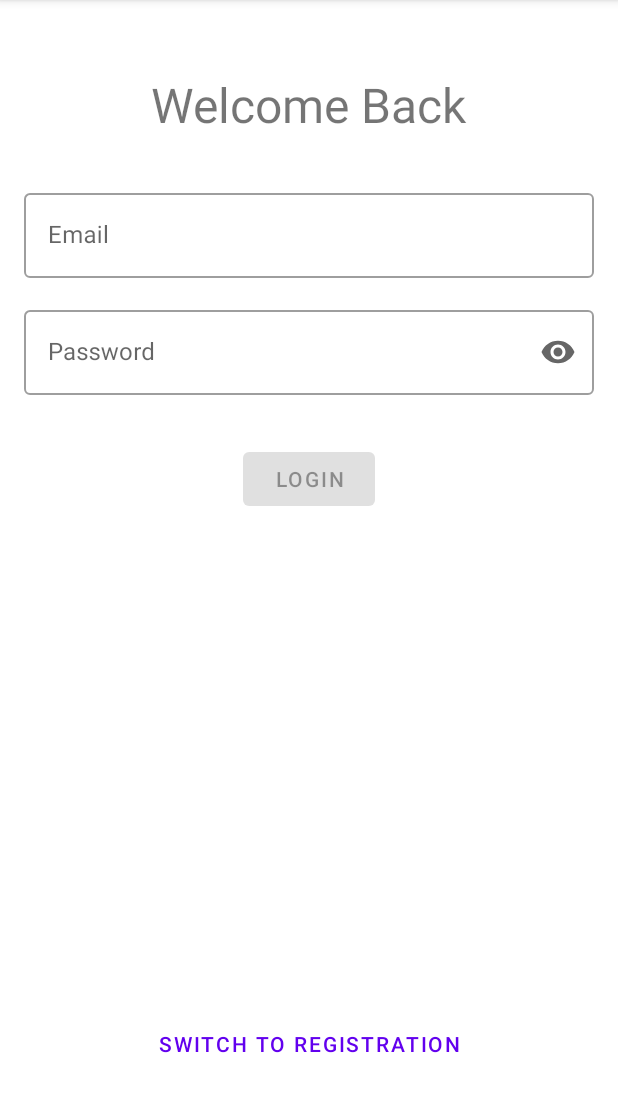
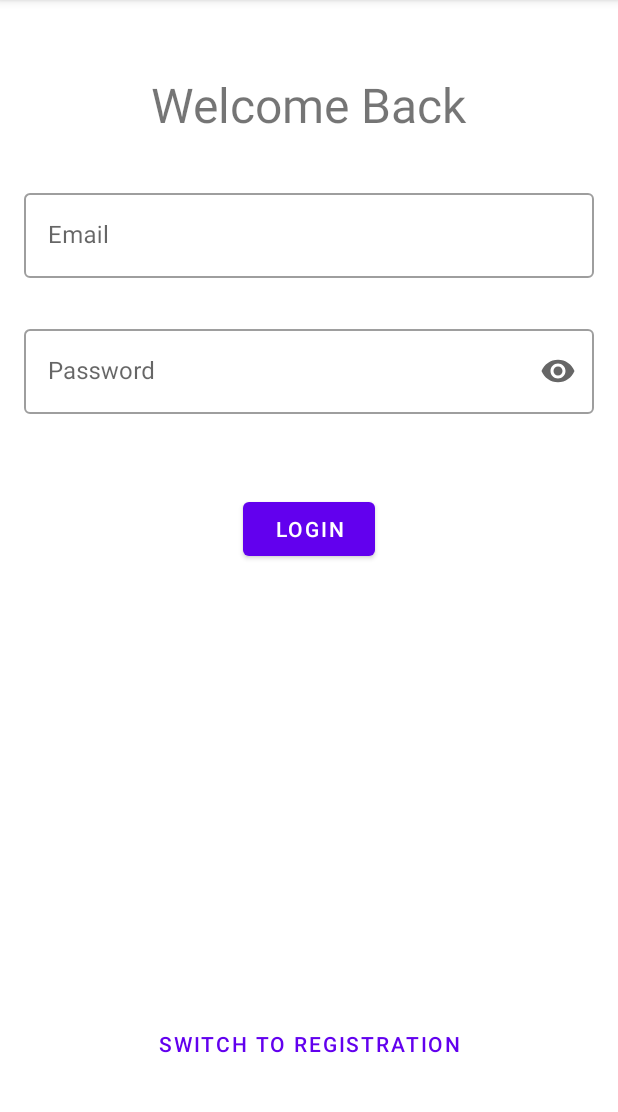
Before and after one commit to health-history-428/patient-app, an Android app: the screen it shows after launch (LoginActivity), after a tap on "SWITCH TO LOGIN", on a phone screen of 412 x 824 dp, the part 84-1196 px from its top. Run offline under Robolectric (Android 15) with nearby library versions, the phone set to English and light mode, and no system bars; our stand-ins replace Dagger/Hilt's generated code, data binding; libraries missing offline, so code that uses them is left out: androidx.hilt.lifecycle; 4 statements that could not run were skipped.

Commit message:
reorganize some stuff; hook up LoginFragment

```diff
--- a/app/src/main/AndroidManifest.xml
+++ b/app/src/main/AndroidManifest.xml
@@ -4,7 +4,7 @@
 
     <application
         android:allowBackup="true"
-        android:name=".controller.HealthHistoryApp"
+        android:name=".BaseApplication"
         android:icon="@mipmap/ic_launcher"
         android:label="@string/app_name"
         android:roundIcon="@mipmap/ic_launcher_round"
@@ -12,7 +12,7 @@
         android:windowSoftInputMode="adjustResize"
         android:theme="@style/AppTheme">
         <activity
-            android:name=".controller.LoginActivity"
+            android:name=".LoginActivity"
             android:label="@string/app_name">
             <intent-filter>
                 <action android:name="android.intent.action.MAIN" />
--- /dev/null
+++ b/app/src/main/java/com/jacobgb24/healthhistory/BaseApplication.kt
@@ -0,0 +1,22 @@
+package com.jacobgb24.healthhistory
+
+import android.app.Application
+import android.content.SharedPreferences
+import com.jacobgb24.healthhistory.api.MockServer
+import com.jacobgb24.healthhistory.api.Server
+import com.jacobgb24.healthhistory.api.ServerInterface
+import dagger.hilt.android.HiltAndroidApp
+
+@HiltAndroidApp
+class BaseApplication : Application() {
+    companion object {
+        lateinit var server: ServerInterface
+
+        public fun setServer(isMock: Boolean) {
+            server = if (isMock) MockServer else Server
+        }
+    }
+
+
+
+}
--- a/app/src/main/java/com/jacobgb24/healthhistory/controller/LoginActivity.kt
+++ b/app/src/main/java/com/jacobgb24/healthhistory/LoginActivity.kt
@@ -1,32 +1,29 @@
-package com.jacobgb24.healthhistory.controller
+package com.jacobgb24.healthhistory
 
 import android.content.Context
 import android.content.SharedPreferences
 import android.os.Bundle
-import android.util.Log
 import android.view.LayoutInflater
 import android.view.Menu
 import android.view.MenuItem
 import androidx.appcompat.app.AlertDialog
 import androidx.appcompat.app.AppCompatActivity
 import androidx.fragment.app.Fragment
-import com.jacobgb24.healthhistory.R
-import com.jacobgb24.healthhistory.server.MockServer
-import com.jacobgb24.healthhistory.server.Server
-import com.jacobgb24.healthhistory.view.login.LoginFragment
-import com.jacobgb24.healthhistory.view.login.RegistrationFragment
-import kotlinx.android.synthetic.main.dev_dialog.*
+import com.jacobgb24.healthhistory.views.login.LoginFragment
+import com.jacobgb24.healthhistory.views.login.RegistrationFragment
+import dagger.hilt.android.AndroidEntryPoint
 import kotlinx.android.synthetic.main.dev_dialog.view.*
 
+@AndroidEntryPoint
 class LoginActivity : AppCompatActivity() {
     private lateinit var sharedPrefs: SharedPreferences
 
     override fun onCreate(savedInstanceState: Bundle?) {
         super.onCreate(savedInstanceState)
 
-        sharedPrefs = getPreferences(Context.MODE_PRIVATE)
+        sharedPrefs = getSharedPreferences("PREFS", Context.MODE_PRIVATE)
 
-        HealthHistoryApp.setServer(sharedPrefs.getBoolean("SERVER_MOCK", false))
+        BaseApplication.setServer(sharedPrefs.getBoolean("SERVER_MOCK", false))
 
         if (sharedPrefs.getString("USER_EMAIL", "") != "") {
             setFragment(LoginFragment())
@@ -61,7 +58,7 @@ class LoginActivity : AppCompatActivity() {
                     sharedPrefs.edit().putInt("SERVER_PORT", dialogView.dev_port.text.toString().toInt())
 
                     sharedPrefs.edit().putBoolean("SERVER_MOCK", dialogView.dev_mock.isChecked)
-                    HealthHistoryApp.setServer(dialogView.dev_mock.isChecked)
+                    BaseApplication.setServer(dialogView.dev_mock.isChecked)
                     dialog.dismiss()
                 }
 
--- a/app/src/main/java/com/jacobgb24/healthhistory/controller/MainActivity.kt
+++ b/app/src/main/java/com/jacobgb24/healthhistory/MainActivity.kt
@@ -1,4 +1,4 @@
-package com.jacobgb24.healthhistory.controller
+package com.jacobgb24.healthhistory
 //
 //import android.os.Bundle
 //import com.google.android.material.bottomnavigation.BottomNavigationView
--- a/app/src/main/java/com/jacobgb24/healthhistory/Utils.kt
+++ b/app/src/main/java/com/jacobgb24/healthhistory/Utils.kt
@@ -1,5 +1,7 @@
 package com.jacobgb24.healthhistory
 
+import android.content.Context
+import android.util.Log
 import androidx.databinding.BindingAdapter
 import androidx.lifecycle.LiveData
 import androidx.lifecycle.MediatorLiveData
@@ -19,3 +21,8 @@ fun <T,S> combineData(vararg data: LiveData<T>, func: () -> S): MediatorLiveData
         }
     }
 }
+
+
+fun quickLog(msg: String) {
+    Log.e(Throwable().stackTrace[1].className.split(".").last(), msg)
+}
--- a/app/src/main/java/com/jacobgb24/healthhistory/server/MockServer.kt
+++ b/app/src/main/java/com/jacobgb24/healthhistory/api/MockServer.kt
@@ -1,4 +1,4 @@
-package com.jacobgb24.healthhistory.server
+package com.jacobgb24.healthhistory.api
 
 import kotlin.concurrent.schedule
 import java.util.*
--- a/app/src/main/java/com/jacobgb24/healthhistory/server/Server.kt
+++ b/app/src/main/java/com/jacobgb24/healthhistory/api/Server.kt
@@ -1,4 +1,4 @@
-package com.jacobgb24.healthhistory.server
+package com.jacobgb24.healthhistory.api
 
 object Server: ServerInterface {
     override fun setAddr(ip: String, port: Int) {
--- a/app/src/main/java/com/jacobgb24/healthhistory/server/ServerInterface.kt
+++ b/app/src/main/java/com/jacobgb24/healthhistory/api/ServerInterface.kt
@@ -1,4 +1,4 @@
-package com.jacobgb24.healthhistory.server
+package com.jacobgb24.healthhistory.api
 
 interface ServerInterface {
     fun setAddr(ip: String, port: Int)
--- a/app/src/main/java/com/jacobgb24/healthhistory/controller/HealthHistoryApp.kt
+++ /dev/null
@@ -1,19 +0,0 @@
-package com.jacobgb24.healthhistory.controller
-
-import android.app.Application
-import com.jacobgb24.healthhistory.server.MockServer
-import com.jacobgb24.healthhistory.server.Server
-import com.jacobgb24.healthhistory.server.ServerInterface
-
-class HealthHistoryApp : Application() {
-    companion object {
-        lateinit var server: ServerInterface
-
-        public fun setServer(isMock: Boolean) {
-            server = if (isMock) MockServer else Server
-        }
-    }
-
-
-
-}
--- a/app/src/main/java/com/jacobgb24/healthhistory/view/login/LoginFragment.kt
+++ /dev/null
@@ -1,34 +0,0 @@
-package com.jacobgb24.healthhistory.view.login
-
-import android.os.Bundle
-import androidx.fragment.app.Fragment
-import android.view.LayoutInflater
-import android.view.View
-import android.view.ViewGroup
-import androidx.core.view.isEmpty
-import com.jacobgb24.healthhistory.R
-import com.jacobgb24.healthhistory.controller.LoginActivity
-import kotlinx.android.synthetic.main.fragment_login.view.*
-import kotlinx.android.synthetic.main.fragment_registration.view.*
-
-class LoginFragment : Fragment() {
-
-
-    override fun onCreate(savedInstanceState: Bundle?) {
-        super.onCreate(savedInstanceState)
-
-    }
-
-    override fun onCreateView(inflater: LayoutInflater, container: ViewGroup?,
-                              savedInstanceState: Bundle?): View? {
-        // Inflate the layout for this fragment
-        val view = inflater.inflate(R.layout.fragment_login, container, false)
-
-        view.switch_register_butt.setOnClickListener {
-            (activity as LoginActivity).setFragment(RegistrationFragment())
-        }
-
-        return view
-    }
-
-}
--- /dev/null
+++ b/app/src/main/java/com/jacobgb24/healthhistory/viewmodels/LoginViewModel.kt
@@ -0,0 +1,30 @@
+package com.jacobgb24.healthhistory.viewmodels
+
+import android.content.Context
+import android.util.Patterns
+import androidx.hilt.lifecycle.ViewModelInject
+import androidx.lifecycle.MutableLiveData
+import androidx.lifecycle.Transformations
+import androidx.lifecycle.ViewModel
+import com.jacobgb24.healthhistory.combineData
+import dagger.hilt.android.qualifiers.ApplicationContext
+
+class LoginViewModel @ViewModelInject constructor(@ApplicationContext application: Context): ViewModel() {
+    private val sharedPreferences = application.getSharedPreferences("PREFS", Context.MODE_PRIVATE)
+    // TODO: test email gets set properly
+    val email = MutableLiveData(sharedPreferences.getString("USER_EMAIL", "") ?: "")
+    val password = MutableLiveData("")
+
+
+    val emailError = Transformations.map(email) { e ->
+        if (e.isEmpty()  || Patterns.EMAIL_ADDRESS.matcher(e).matches()) null else "Invalid email"
+    }
+    val passwordError = MutableLiveData<String?>(null)
+
+
+    val allValid = combineData(email, password, emailError, passwordError) {
+        email.value?.isNotEmpty() ?: false && emailError.value == null &&
+                password.value?.isNotEmpty() ?: false
+    }
+
+}
--- a/app/src/main/java/com/jacobgb24/healthhistory/viewmodel/RegistrationViewModel.kt
+++ b/app/src/main/java/com/jacobgb24/healthhistory/viewmodels/RegistrationViewModel.kt
@@ -1,8 +1,7 @@
-package com.jacobgb24.healthhistory.viewmodel
+package com.jacobgb24.healthhistory.viewmodels
 
 import android.util.Log
 import android.util.Patterns
-import androidx.lifecycle.MediatorLiveData
 import androidx.lifecycle.MutableLiveData
 import androidx.lifecycle.Transformations
 import androidx.lifecycle.ViewModel
@@ -25,7 +24,7 @@ class RegistrationViewModel: ViewModel() {
             "Passwords do not match"
     }
 
-    val allValid = combineData(email, password, passwordConfirm) {
+    val allValid = combineData(email, password, passwordConfirm, passwordConfirmError, emailError) {
         email.value?.isNotEmpty() ?: false && emailError.value == null &&
                 password.value?.isNotEmpty() ?: false &&
                 passwordConfirm.value?.isNotEmpty() ?: false && passwordConfirmError.value == null
--- /dev/null
+++ b/app/src/main/java/com/jacobgb24/healthhistory/views/login/LoginFragment.kt
@@ -0,0 +1,38 @@
+package com.jacobgb24.healthhistory.views.login
+
+import android.os.Bundle
+import androidx.fragment.app.Fragment
+import android.view.LayoutInflater
+import android.view.View
+import android.view.ViewGroup
+import androidx.databinding.DataBindingUtil
+import androidx.fragment.app.activityViewModels
+import com.jacobgb24.healthhistory.R
+import com.jacobgb24.healthhistory.LoginActivity
+import com.jacobgb24.healthhistory.databinding.FragmentLoginBinding
+import com.jacobgb24.healthhistory.databinding.FragmentRegistrationBinding
+import com.jacobgb24.healthhistory.viewmodels.LoginViewModel
+import com.jacobgb24.healthhistory.viewmodels.RegistrationViewModel
+import dagger.hilt.android.AndroidEntryPoint
+import kotlinx.android.synthetic.main.fragment_login.view.*
+
+@AndroidEntryPoint
+class LoginFragment : Fragment() {
+    private val model: LoginViewModel by activityViewModels()
+
+    override fun onCreateView(inflater: LayoutInflater, container: ViewGroup?,
+                              savedInstanceState: Bundle?): View? {
+        // Inflate the layout for this fragment
+        val binding: FragmentLoginBinding =
+            DataBindingUtil.inflate(inflater, R.layout.fragment_login, container, false)
+        binding.lifecycleOwner = viewLifecycleOwner
+        binding.viewmodel = model
+
+        binding.switchRegisterButt.setOnClickListener {
+            (activity as LoginActivity).setFragment(RegistrationFragment())
+        }
+
+        return binding.root
+    }
+
+}
--- a/app/src/main/java/com/jacobgb24/healthhistory/view/login/RegistrationFragment.kt
+++ b/app/src/main/java/com/jacobgb24/healthhistory/views/login/RegistrationFragment.kt
@@ -1,33 +1,22 @@
-package com.jacobgb24.healthhistory.view.login
+package com.jacobgb24.healthhistory.views.login
 
-import android.opengl.Visibility
 import android.os.Bundle
-import android.util.Log
 import androidx.fragment.app.Fragment
 import android.view.LayoutInflater
 import android.view.View
 import android.view.ViewGroup
-import android.widget.ProgressBar
-import android.widget.Toast
-import androidx.core.view.isVisible
-import androidx.core.widget.addTextChangedListener
-import androidx.core.widget.doAfterTextChanged
 import androidx.databinding.DataBindingUtil
 import androidx.fragment.app.activityViewModels
-import androidx.lifecycle.Observer
 import com.jacobgb24.healthhistory.R
-import com.jacobgb24.healthhistory.controller.HealthHistoryApp
-import com.jacobgb24.healthhistory.controller.LoginActivity
+import com.jacobgb24.healthhistory.LoginActivity
 import com.jacobgb24.healthhistory.databinding.FragmentRegistrationBinding
-import com.jacobgb24.healthhistory.viewmodel.RegistrationViewModel
-import kotlinx.android.synthetic.main.fragment_registration.view.*
+import com.jacobgb24.healthhistory.quickLog
+import com.jacobgb24.healthhistory.viewmodels.RegistrationViewModel
+import dagger.hilt.android.AndroidEntryPoint
 
+@AndroidEntryPoint
 class RegistrationFragment : Fragment() {
     private val model: RegistrationViewModel by activityViewModels()
-
-    override fun onCreate(savedInstanceState: Bundle?) {
-        super.onCreate(savedInstanceState)
-    }
 
     override fun onCreateView(inflater: LayoutInflater, container: ViewGroup?,
                               savedInstanceState: Bundle?): View? {
--- a/app/src/main/res/layout/fragment_login.xml
+++ b/app/src/main/res/layout/fragment_login.xml
@@ -1,15 +1,19 @@
 <?xml version="1.0" encoding="utf-8"?>
-<androidx.constraintlayout.widget.ConstraintLayout xmlns:android="http://schemas.android.com/apk/res/android"
-    xmlns:app="http://schemas.android.com/apk/res-auto"
-    xmlns:tools="http://schemas.android.com/tools"
+<layout xmlns:android="http://schemas.android.com/apk/res/android"
+    xmlns:app="http://schemas.android.com/apk/res-auto">
+    <data>
+        <variable
+            name="viewmodel"
+            type="com.jacobgb24.healthhistory.viewmodels.LoginViewModel" />
+    </data>
+    <androidx.constraintlayout.widget.ConstraintLayout
         android:id="@+id/container"
         android:layout_width="match_parent"
         android:layout_height="match_parent"
         android:paddingLeft="@dimen/fragment_horizontal_margin"
         android:paddingTop="@dimen/fragment_vertical_margin"
         android:paddingRight="@dimen/fragment_horizontal_margin"
-    android:paddingBottom="@dimen/fragment_vertical_margin"
-    tools:context=".view.login.LoginFragment">
+        android:paddingBottom="@dimen/fragment_vertical_margin">
 
         <TextView
             android:id="@+id/login_text"
@@ -28,6 +32,8 @@
             android:layout_height="wrap_content"
             android:layout_marginTop="32dp"
             android:hint="Email"
+            app:errorText="@{viewmodel.emailError}"
+            app:errorEnabled="true"
             style="@style/Widget.MaterialComponents.TextInputLayout.OutlinedBox"
             app:layout_constraintEnd_toEndOf="parent"
             app:layout_constraintStart_toStartOf="parent"
@@ -36,6 +42,7 @@
             <com.google.android.material.textfield.TextInputEditText
                 android:layout_width="match_parent"
                 android:inputType="textEmailAddress"
+                android:text="@={viewmodel.email}"
                 android:layout_height="wrap_content"
                 />
 
@@ -45,8 +52,10 @@
             android:id="@+id/login_password"
             android:layout_width="match_parent"
             android:layout_height="wrap_content"
-        android:layout_marginTop="16dp"
+            android:layout_marginTop="8dp"
             android:hint="Password"
+            app:errorText="@{viewmodel.passwordError}"
+            app:errorEnabled="true"
             app:endIconMode="password_toggle"
             style="@style/Widget.MaterialComponents.TextInputLayout.OutlinedBox"
             app:layout_constraintEnd_toEndOf="parent"
@@ -56,6 +65,7 @@
             <com.google.android.material.textfield.TextInputEditText
                 android:layout_width="match_parent"
                 android:inputType="textPassword"
+                android:text="@={viewmodel.password}"
                 android:layout_height="wrap_content"
                 />
         </com.google.android.material.textfield.TextInputLayout>
@@ -66,7 +76,7 @@
             android:layout_width="wrap_content"
             android:layout_height="wrap_content"
             android:layout_marginTop="32dp"
-        android:enabled="false"
+            android:enabled="@{viewmodel.allValid}"
             android:text="Login"
             app:layout_constraintEnd_toEndOf="parent"
             app:layout_constraintStart_toStartOf="parent"
@@ -101,3 +111,4 @@
             app:layout_constraintTop_toTopOf="parent"
             app:layout_constraintVertical_bias="0.3" />
     </androidx.constraintlayout.widget.ConstraintLayout>
+</layout>
--- a/app/src/main/res/layout/fragment_registration.xml
+++ b/app/src/main/res/layout/fragment_registration.xml
@@ -4,7 +4,7 @@
     <data>
         <variable
             name="viewmodel"
-            type="com.jacobgb24.healthhistory.viewmodel.RegistrationViewModel" />
+            type="com.jacobgb24.healthhistory.viewmodels.RegistrationViewModel" />
     </data>
     <androidx.constraintlayout.widget.ConstraintLayout
         android:id="@+id/container"
--- a/build.gradle
+++ b/build.gradle
@@ -8,7 +8,7 @@ buildscript {
     dependencies {
         classpath "com.android.tools.build:gradle:4.0.2"
         classpath "org.jetbrains.kotlin:kotlin-gradle-plugin:$kotlin_version"
-
+        classpath 'com.google.dagger:hilt-android-gradle-plugin:2.28-alpha'
         // NOTE: Do not place your application dependencies here; they belong
         // in the individual module build.gradle files
     }
```
Also changed, not shown: app/build.gradle (+11 -1 lines). Lines whose indentation alone changed are shown as unchanged.
